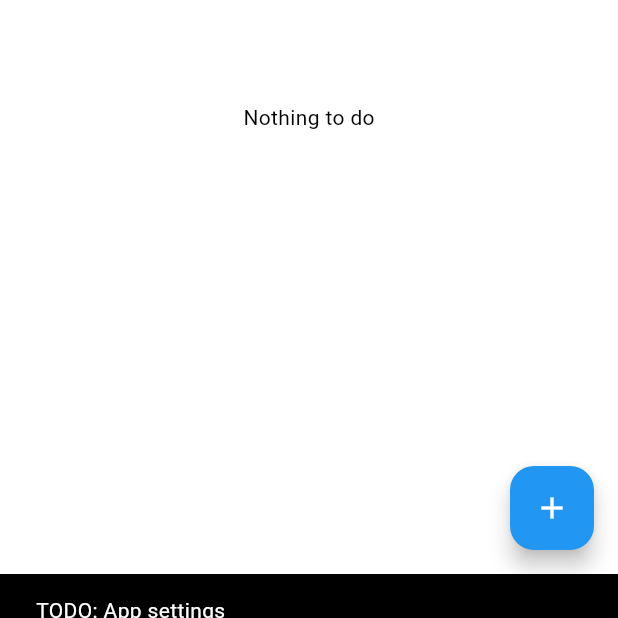
After one commit to Hedevgare/uptodo, a Flutter app: the screen it shows after launch, after a tap on the "settings" icon, on a phone screen of 412 x 824 dp, the part 590-1208 px from its top. The commit adds this screen. Run offline on Flutter 3.47's test engine with Material 3 defaults, Android fonts, the phone set to English and light mode, and no system bars; our stand-ins replace sqflite; accounts and stored records are empty.

Commit message:
Add task provider

```diff
--- /dev/null
+++ b/lib/providers/task_provider.dart
@@ -0,0 +1,36 @@
+import 'package:flutter/material.dart';
+import 'package:uptodo/services/database.dart';
+import '../models/task.dart';
+
+class TaskProvider extends ChangeNotifier {
+  DatabaseService database = DatabaseService();
+
+  List<Task> tasks = [];
+
+  TaskProvider() {
+    getTasks();
+  }
+
+  Future<void> getTasks() async {
+    final list = await database.allTasks();
+    tasks = [];
+    notifyListeners();
+    tasks = List.from(list);
+    notifyListeners();
+  }
+
+  Future<void> addTask(task) async {
+    await database.insertTask(task);
+    await getTasks();
+  }
+
+  Future<void> updateTask(Task task) async {
+    await database.updateTask(task);
+    await getTasks();
+  }
+
+  Future<void> deleteTask(int id) async {
+    await database.deleteTask(id);
+    await getTasks();
+  }
+}
--- a/lib/ui/task_item_list.dart
+++ b/lib/ui/task_item_list.dart
@@ -38,7 +38,7 @@ class _TaskItemListState extends State<TaskItemList> {
       padding: const EdgeInsets.all(5.0),
       child: Container(
         decoration: BoxDecoration(
-            color: task.isDone ? Colors.lightGreen[200] : Colors.white,
+            color: task.isDone ? Colors.limeAccent[700] : Colors.white,
             borderRadius: BorderRadius.circular(15),
             boxShadow: [
               BoxShadow(
--- /dev/null
+++ b/lib/ui/task_list.dart
@@ -0,0 +1,32 @@
+import 'package:flutter/material.dart';
+import 'package:provider/provider.dart';
+import 'package:uptodo/providers/task_provider.dart';
+import 'package:uptodo/ui/task_item_list.dart';
+
+import '../models/task.dart';
+
+class TaskList extends StatelessWidget {
+  const TaskList({super.key});
+
+  Task toggleTask(Task task) {
+    task.isDone = !task.isDone;
+    return task;
+  }
+
+  @override
+  Widget build(BuildContext context) {
+    return Consumer<TaskProvider>(
+      builder: (context, taskProvider, child) {
+        if (taskProvider.tasks.isEmpty) {
+          return const Center(child: Text("Nothing to do"));
+        } else {
+          return ListView.builder(itemCount: taskProvider.tasks.length,
+              itemBuilder: (context, index) {
+                final task = taskProvider.tasks[index];
+                return TaskItemList(task: task, onDelete: () => taskProvider.deleteTask(task.id!), onUpdate: () => taskProvider.updateTask(toggleTask(task)));
+              });
+        }
+      },
+    );
+  }
+}
--- a/lib/views/home.dart
+++ b/lib/views/home.dart
@@ -1,9 +1,12 @@
 import 'dart:developer';
 
 import 'package:flutter/material.dart';
+import 'package:provider/provider.dart';
 import 'package:uptodo/models/task.dart';
+import 'package:uptodo/providers/task_provider.dart';
 import 'package:uptodo/services/database.dart';
 import 'package:uptodo/ui/task_item_list.dart';
+import 'package:uptodo/ui/task_list.dart';
 import 'package:uptodo/views/new_task.dart';
 
 class MyHomePage extends StatefulWidget {
@@ -61,7 +64,9 @@ class _MyHomePageState extends State<MyHomePage> {
 
   @override
   Widget build(BuildContext context) {
-    return Scaffold(
+    return ChangeNotifierProvider(
+      create: (context) => TaskProvider(),
+      child: Scaffold(
         appBar: AppBar(
           backgroundColor: Theme.of(context).colorScheme.inversePrimary,
           title: Text(widget.title),
@@ -70,48 +75,49 @@ class _MyHomePageState extends State<MyHomePage> {
                 onPressed: () {
                   ScaffoldMessenger.of(context).showSnackBar(
                       const SnackBar(content: Text("TODO: App settings")));
-                purgeDatabase();
+                  // purgeDatabase();
                 },
                 icon: const Icon(Icons.settings))
           ],
         ),
-      body: Padding(
-        padding: const EdgeInsets.all(20.0),
+        body: const Padding(
+          padding: EdgeInsets.all(20.0),
           child: Column(
             children: [
               // const TextField(
               //   decoration: InputDecoration(hintText: "Search tasks"),
               // ),
-            const Text(
+              Text(
                 "My Tasks",
                 style: TextStyle(fontSize: 30),
               ),
-            const SizedBox(
+              SizedBox(
                 height: 20,
               ),
               Expanded(
-              child: FutureBuilder<List<Task>>(
-                future: tasks,
-                builder: (context, snapshot) {
-                  if (snapshot.connectionState == ConnectionState.waiting) {
-                    return const Center(child: CircularProgressIndicator());
-                  } else if (snapshot.hasError) {
-                    return Center(child: Text('Error: ${snapshot.error}'));
-                  } else if (!snapshot.hasData || snapshot.data!.isEmpty) {
-                    return const Center(child: Text('Nothing to do!'));
-                  } else {
-                    List<Task> t = snapshot.data ?? [];
-                    return ListView.builder(
-                        itemCount: t.length,
-                        itemBuilder: (context, int index) {
-                          return TaskItemList(
-                              task: t[index],
-                              onDelete: () => deleteTask(t[index].id!),
-                              onUpdate: () => updateTask(t[index]));
-                        });
-                  }
-                },
-              ),
+                child: TaskList()
+                // child: FutureBuilder<List<Task>>(
+                //   future: tasks,
+                //   builder: (context, snapshot) {
+                //     if (snapshot.connectionState == ConnectionState.waiting) {
+                //       return const Center(child: CircularProgressIndicator());
+                //     } else if (snapshot.hasError) {
+                //       return Center(child: Text('Error: ${snapshot.error}'));
+                //     } else if (!snapshot.hasData || snapshot.data!.isEmpty) {
+                //       return const Center(child: Text('Nothing to do!'));
+                //     } else {
+                //       List<Task> t = snapshot.data ?? [];
+                //       return ListView.builder(
+                //           itemCount: t.length,
+                //           itemBuilder: (context, int index) {
+                //             return TaskItemList(
+                //                 task: t[index],
+                //                 onDelete: () => deleteTask(t[index].id!),
+                //                 onUpdate: () => updateTask(t[index]));
+                //           });
+                //     }
+                //   },
+                // ),
               ),
             ],
           ),
@@ -122,6 +128,7 @@ class _MyHomePageState extends State<MyHomePage> {
           },
           tooltip: 'New task',
           child: const Icon(Icons.add),
+        ),
       ),
     );
   }
--- a/pubspec.yaml
+++ b/pubspec.yaml
@@ -38,6 +38,7 @@ dependencies:
   path: ^1.9.0
   sqflite: ^2.3.3+1
   intl: ^0.19.0
+  provider: ^6.1.2
 
 dev_dependencies:
   flutter_test:
```
Also changed, not shown: pubspec.lock. Lines whose indentation alone changed are shown as unchanged.
